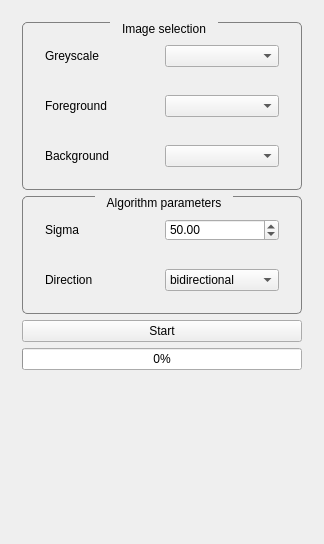
araex/mitk-gem, file src/internal/GraphcutViewControls.ui: the form before one commit.
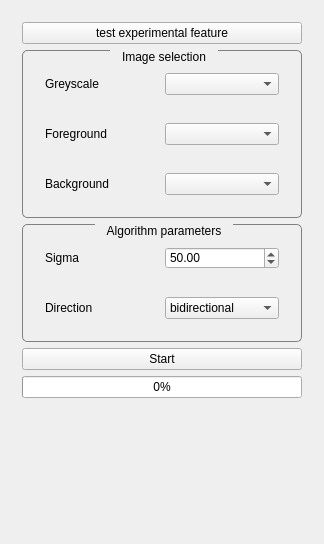
The form after the commit. Custom widgets are drawn as their Qt base class.

Commit message: implemented add padding

What changed in the file:
```diff
--- a/src/internal/GraphcutViewControls.ui
+++ b/src/internal/GraphcutViewControls.ui
@@ -69,6 +69,13 @@
        </rect>
       </property>
       <layout class="QVBoxLayout" name="verticalLayout_4">
+       <item>
+        <widget class="QPushButton" name="testButton">
+         <property name="text">
+          <string>test experimental feature</string>
+         </property>
+        </widget>
+       </item>
        <item>
         <widget class="QGroupBox" name="imageGroup">
          <property name="title">
```
The commit also changes 2 other files.
